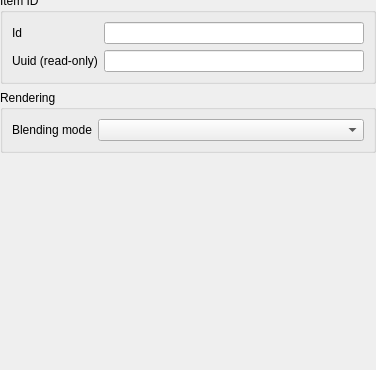
Before: the Qt Designer form src/ui/qgscomposeritemwidgetbase.ui in qgis/QGIS, drawn with Qt 5; both pictures show x 0 to 376 and y 319 to 689 of the 376 by 689 pixel window.
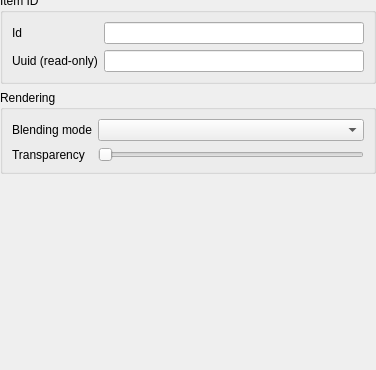
After: the same form once the commit is applied. Custom widgets are drawn as their Qt base class.

Commit message: [FEATURE] Transparency control for composer items

The edit to the form file:
```diff
--- a/src/ui/qgscomposeritemwidgetbase.ui
+++ b/src/ui/qgscomposeritemwidgetbase.ui
@@ -356,6 +356,23 @@
       <item row="0" column="1">
        <widget class="QgsBlendModeComboBox" name="mBlendModeCombo"/>
       </item>
+      <item row="1" column="0">
+       <widget class="QLabel" name="labelTransparency">
+        <property name="text">
+         <string>Transparency</string>
+        </property>
+       </widget>
+      </item>
+      <item row="1" column="1">
+       <widget class="QSlider" name="mTransparencySlider">
+        <property name="maximum">
+         <number>100</number>
+        </property>
+        <property name="orientation">
+         <enum>Qt::Horizontal</enum>
+        </property>
+       </widget>
+      </item>
      </layout>
     </widget>
    </item>
```
The commit also changes 4 other files.
